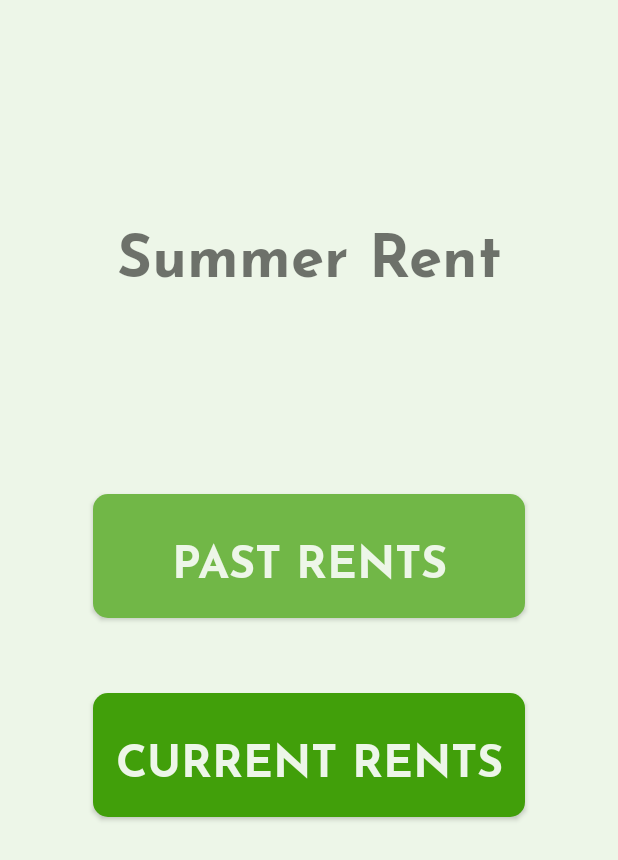
After one commit to PatrykKudyk/SummerRent, an Android app: the layout fragment_main_menu.xml on its own in the app's theme, with its tools: preview values and no code run, on a phone screen of 412 x 824 dp. The commit adds this screen. Shown: the top 860 px of the screen. Run offline under Robolectric (Android 15) with nearby library versions, the phone set to English and light mode, and no system bars.

Commit message:
added main menu fragment

```diff
--- a/SummerRent/app/build.gradle
+++ b/SummerRent/app/build.gradle
@@ -29,6 +29,7 @@ dependencies {
     implementation 'androidx.core:core-ktx:1.3.0'
     implementation 'androidx.appcompat:appcompat:1.1.0'
     implementation 'androidx.constraintlayout:constraintlayout:1.1.3'
+    implementation 'androidx.legacy:legacy-support-v4:1.0.0'
     testImplementation 'junit:junit:4.12'
     androidTestImplementation 'androidx.test.ext:junit:1.1.1'
     androidTestImplementation 'androidx.test.espresso:espresso-core:3.2.0'
--- /dev/null
+++ b/SummerRent/app/src/main/res/drawable-v24/button_background_medium.xml
@@ -0,0 +1,7 @@
+<?xml version="1.0" encoding="utf-8"?>
+<shape xmlns:android="http://schemas.android.com/apk/res/android">
+
+    <solid android:color="@color/colorMain" />
+
+    <corners android:radius="10dp" />
+</shape>
--- /dev/null
+++ b/SummerRent/app/src/main/res/drawable/button_background_light.xml
@@ -0,0 +1,7 @@
+<?xml version="1.0" encoding="utf-8"?>
+<shape xmlns:android="http://schemas.android.com/apk/res/android">
+
+    <solid android:color="@color/colorMainLight" />
+
+    <corners android:radius="10dp" />
+</shape>
--- /dev/null
+++ b/SummerRent/app/src/main/res/layout/fragment_main_menu.xml
@@ -0,0 +1,78 @@
+<?xml version="1.0" encoding="utf-8"?>
+<FrameLayout xmlns:android="http://schemas.android.com/apk/res/android"
+    xmlns:tools="http://schemas.android.com/tools"
+    android:layout_width="match_parent"
+    android:layout_height="match_parent"
+    xmlns:app="http://schemas.android.com/apk/res-auto"
+    tools:context=".fragments.MainMenuFragment">
+
+    <androidx.constraintlayout.widget.ConstraintLayout
+        android:layout_width="match_parent"
+        android:layout_height="match_parent"
+        android:background="@color/colorBackground">
+
+        <View
+            android:id="@+id/view"
+            android:layout_width="match_parent"
+            android:layout_height="0dp"
+            app:layout_constraintEnd_toEndOf="parent"
+            app:layout_constraintHeight_percent="0.1"
+            app:layout_constraintStart_toStartOf="parent"
+            app:layout_constraintTop_toTopOf="parent" />
+
+        <TextView
+            android:id="@+id/textView"
+            android:layout_width="match_parent"
+            android:layout_height="0dp"
+            android:fontFamily="@font/josefinsansbold"
+            android:gravity="center"
+            android:text="@string/app_name"
+            android:textSize="40dip"
+            app:layout_constraintEnd_toEndOf="parent"
+            app:layout_constraintHeight_percent="0.2"
+            app:layout_constraintStart_toStartOf="parent"
+            app:layout_constraintTop_toBottomOf="@+id/view" />
+
+        <View
+            android:id="@+id/view2"
+            android:layout_width="match_parent"
+            android:layout_height="0dp"
+            app:layout_constraintEnd_toEndOf="parent"
+            app:layout_constraintHeight_percent="0.1"
+            app:layout_constraintStart_toStartOf="parent"
+            app:layout_constraintTop_toBottomOf="@+id/textView" />
+
+        <Button
+            android:id="@+id/menu_button_past"
+            android:layout_width="0dp"
+            android:layout_height="0dp"
+            android:textColor="@color/colorBackground"
+            android:text="@string/past_rents"
+            android:textSize="30dip"
+            android:fontFamily="@font/josefinsansbold"
+            app:layout_constraintEnd_toEndOf="parent"
+            app:layout_constraintHeight_percent="0.1"
+            app:layout_constraintStart_toStartOf="parent"
+            android:background="@drawable/button_background_light"
+            app:layout_constraintTop_toBottomOf="@+id/view2"
+            app:layout_constraintWidth_percent="0.7" />
+
+        <Button
+            android:id="@+id/menu_button_current"
+            android:layout_width="0dp"
+            android:layout_marginTop="50dp"
+            android:layout_height="0dp"
+            android:textColor="@color/colorBackground"
+            android:text="@string/current_rents"
+            android:textSize="30dip"
+            android:fontFamily="@font/josefinsansbold"
+            app:layout_constraintEnd_toEndOf="parent"
+            app:layout_constraintHeight_percent="0.1"
+            app:layout_constraintStart_toStartOf="parent"
+            android:background="@drawable/button_background_medium"
+            app:layout_constraintTop_toBottomOf="@+id/menu_button_past"
+            app:layout_constraintWidth_percent="0.7" />
+
+    </androidx.constraintlayout.widget.ConstraintLayout>
+
+</FrameLayout>
--- a/SummerRent/app/src/main/res/values/strings.xml
+++ b/SummerRent/app/src/main/res/values/strings.xml
@@ -21,4 +21,6 @@
     <string name="sunday">Sun</string>
     <string name="house_small">\t\t40/5</string>
     <string name="house_big">\t\t47</string>
+    <string name="past_rents">Past rents</string>
+    <string name="current_rents">Current rents</string>
 </resources>
```
Also changed, not shown: SummerRent/app/src/main/java/com/partos/summerrent/fragments/MainMenuFragment.kt (added, +87 -0 lines), SummerRent/app/src/main/res/layout/activity_main.xml (+5 -8 lines), 1 other file.
